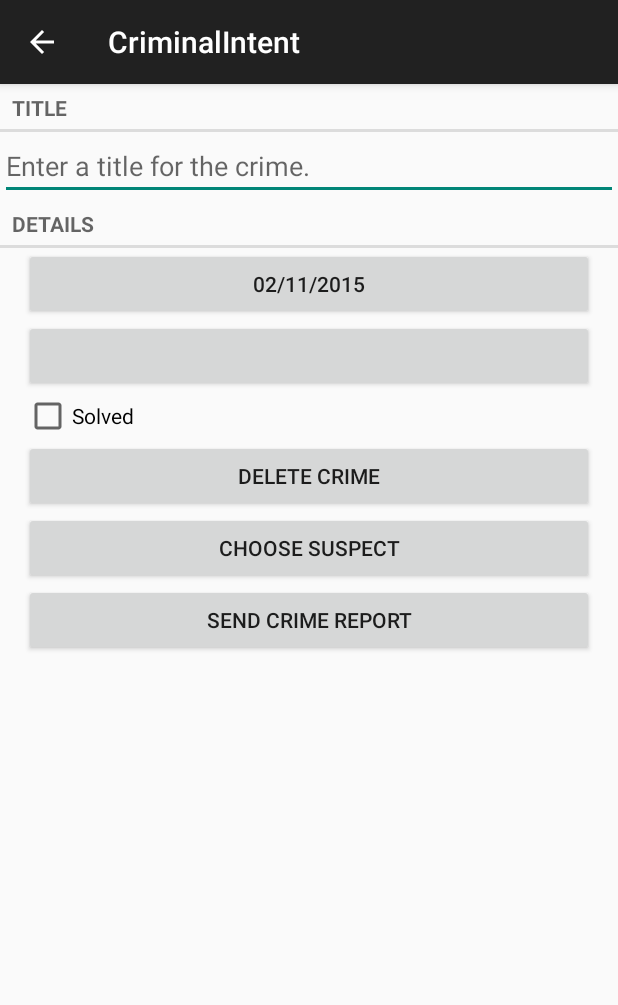
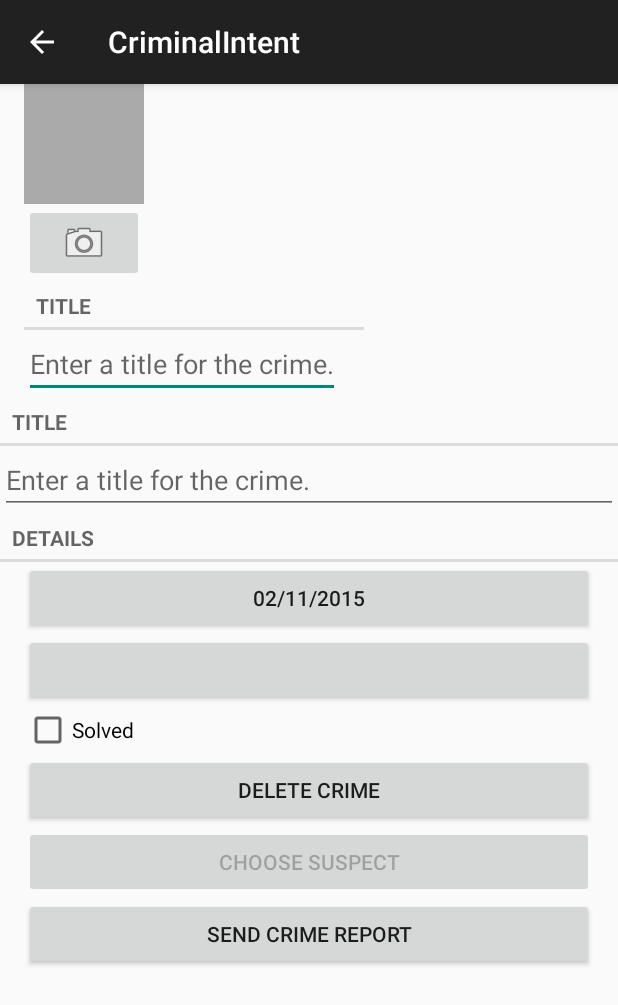
Before and after one commit to akrog100/CriminalIntent, an Android app: the CrimeFragment screen opened directly, with no data from a screen before it, on a phone screen of 412 x 824 dp. Shown: the top 1005 px of the screen. Run offline under Robolectric (Android 15) with nearby library versions, the phone set to English and light mode, and no system bars; 1 statement that could not run was skipped.

Commit message:
added Chapter 15

```diff
--- a/app/src/main/java/com/bignerdranch/android/criminalintent/CrimeFragment.java
+++ b/app/src/main/java/com/bignerdranch/android/criminalintent/CrimeFragment.java
@@ -1,6 +1,10 @@
 package com.bignerdranch.android.criminalintent;
 
 import android.app.Activity;
+import android.content.pm.PackageManager;
+import android.database.Cursor;
+import android.net.Uri;
+import android.provider.ContactsContract;
 import android.support.v4.app.FragmentManager;
 import android.content.Intent;
 import android.os.Bundle;
@@ -15,6 +19,8 @@ import android.widget.CheckBox;
 import android.widget.CompoundButton;
 import android.widget.EditText;
 import android.text.format.DateFormat;
+import android.widget.ImageButton;
+import android.widget.ImageView;
 
 
 import java.util.Date;
@@ -29,6 +35,7 @@ public class CrimeFragment extends Fragment {
     private static final String DIALOG_TIME = "DialogTime";
     private static final int REQUEST_DATE = 0;
     private static final int REQUEST_TIME = 1;
+    private static final int REQUEST_CONTACT = 2;
     private Crime mCrime;
     private static Crime changerCrime;
     private EditText mTitleField;
@@ -36,6 +43,10 @@ public class CrimeFragment extends Fragment {
     private Button mTimeButton;
     private Button mDeleteButton;
     private CheckBox mSolvedCheckBox;
+    private Button mReportButton;
+    private Button mSuspectButton;
+    private ImageButton mPhotoButton;
+    private ImageView mPhotoView;
 
 
     public static CrimeFragment newInstance(UUID crimeId){
@@ -135,6 +146,40 @@ public class CrimeFragment extends Fragment {
 
         });
 
+        mReportButton = (Button) v.findViewById(R.id.crime_report);
+        mReportButton.setOnClickListener(new View.OnClickListener() {
+            public void onClick(View v) {
+                Intent i = new Intent(Intent.ACTION_SEND);
+                i.setType("text/plain");
+                i.putExtra(Intent.EXTRA_TEXT, getCrimeReport());
+                i.putExtra(Intent.EXTRA_SUBJECT, getString(R.string.crime_report_subject));
+                i = Intent.createChooser(i, getString(R.string.send_report));
+                startActivity(i);
+            }
+        });
+
+        final Intent pickContact = new Intent(Intent.ACTION_PICK, ContactsContract.Contacts.CONTENT_URI);
+
+        mSuspectButton = (Button) v.findViewById(R.id.crime_suspect);
+        mSuspectButton.setOnClickListener(new View.OnClickListener(){
+            public void onClick(View v){
+                startActivityForResult(pickContact, REQUEST_CONTACT);
+
+            }
+        });
+
+        if (mCrime.getSuspect() != null){
+            mSuspectButton.setText(mCrime.getSuspect());
+        }
+
+        PackageManager packageManager = getActivity().getPackageManager();
+        if(packageManager.resolveActivity(pickContact, PackageManager.MATCH_DEFAULT_ONLY) == null){
+            mSuspectButton.setEnabled(false);
+        }
+
+        mPhotoButton = (ImageButton) v.findViewById(R.id.crime_camera);
+        mPhotoView = (ImageView) v.findViewById(R.id.crime_photo);
+
         return v;
     }
 
@@ -155,11 +200,53 @@ public class CrimeFragment extends Fragment {
             mCrime.setTime(date);
             updateTime();
         }
+        else if(requestCode == REQUEST_CONTACT && data != null){
+            Uri contactUri = data.getData();
+            String[] queryFields = new String[]{
+                    ContactsContract.Contacts.DISPLAY_NAME
+            };
+
+            Cursor c = getActivity().getContentResolver().query(contactUri, queryFields, null, null, null);
+            try{
+                if(c.getCount() == 0){
+                    return;
+                }
+                c.moveToFirst();
+                String suspect = c.getString(0);
+                mCrime.setSuspect(suspect);
+                mSuspectButton.setText(suspect);
+            } finally {
+                c.close();
+            }
+        }
     }
 
     private void updateDate() {
         mDateButton.setText(DateFormat.format("dd/MM/yyyy", mCrime.getDate()));
     }
 
+    private String getCrimeReport(){
+        String solvedString = null;
+        if(mCrime.isSolved()){
+            solvedString = getString(R.string.crime_report_solved);
+        } else{
+            solvedString = getString(R.string.crime_report_unsolved);
+        }
+
+        String dateFormat = "EEE, MMM dd";
+        String dateString = DateFormat.format(dateFormat, mCrime.getDate()).toString();
+
+        String suspect = mCrime.getSuspect();
+        if(suspect == null){
+            suspect = getString(R.string.crime_report_no_suspect);
+        } else {
+            suspect = getString(R.string.crime_report_suspect, suspect);
+        }
+
+        String report = getString(R.string.crime_report, mCrime.getTime(), dateString, solvedString, suspect);
+
+        return report;
+    }
+
     private void updateTime(){mTimeButton.setText(DateFormat.format("hh:mm:00 a", mCrime.getTime()));;}
 }
--- a/app/src/main/java/com/bignerdranch/android/criminalintent/CrimeLab.java
+++ b/app/src/main/java/com/bignerdranch/android/criminalintent/CrimeLab.java
@@ -85,6 +85,7 @@ public class CrimeLab {
         values.put(CrimeDbSchema.CrimeTable.Cols.TITLE, crime.getTitle().toString());
         values.put(CrimeDbSchema.CrimeTable.Cols.DATE, crime.getDate().getTime());
         values.put(CrimeDbSchema.CrimeTable.Cols.SOLVED, crime.isSolved() ? 1 : 0);
+        values.put(CrimeDbSchema.CrimeTable.Cols.SUSPECT,crime.getSuspect());
 
         return values;
     }
--- a/app/src/main/java/com/bignerdranch/android/criminalintent/database/CrimeCursorWrapper.java
+++ b/app/src/main/java/com/bignerdranch/android/criminalintent/database/CrimeCursorWrapper.java
@@ -21,12 +21,14 @@ public class CrimeCursorWrapper extends CursorWrapper {
         String title = getString(getColumnIndex(CrimeDbSchema.CrimeTable.Cols.TITLE));
         long date = getLong(getColumnIndex(CrimeDbSchema.CrimeTable.Cols.DATE));
         int isSolved = getInt(getColumnIndex(CrimeDbSchema.CrimeTable.Cols.SOLVED));
+        String suspect = getString(getColumnIndex(CrimeDbSchema.CrimeTable.Cols.SUSPECT));
 
 
         Crime crime = new Crime(UUID.fromString(uuidString));
         crime.setTitle(title);
         crime.setDate(new Date(date));
         crime.setSolved(isSolved != 0);
+        crime.setSuspect(suspect);
         return crime;
     }
 }
--- a/app/src/main/res/layout-land/fragment_crime.xml
+++ b/app/src/main/res/layout-land/fragment_crime.xml
@@ -4,6 +4,8 @@
               android:orientation="vertical"
               android:layout_width="match_parent"
               android:layout_height="match_parent">
+
+    <include layout="@layout/view_camera_and_title"></include>
 
     <TextView
         android:layout_width="match_parent"
--- a/app/src/main/res/layout/fragment_crime.xml
+++ b/app/src/main/res/layout/fragment_crime.xml
@@ -4,6 +4,8 @@
               android:orientation="vertical"
               android:layout_width="match_parent"
               android:layout_height="match_parent">
+
+    <include layout="@layout/view_camera_and_title"></include>
 
     <TextView
         android:layout_width="match_parent"
--- /dev/null
+++ b/app/src/main/res/layout/view_camera_and_title.xml
@@ -0,0 +1,54 @@
+<?xml version="1.0" encoding="utf-8"?>
+<LinearLayout xmlns:android="http://schemas.android.com/apk/res/android"
+              android:orientation="vertical"
+              android:layout_width="match_parent"
+              android:layout_height="wrap_content"
+              android:layout_marginLeft="16dp"
+              android:layout_marginRight="16dp">
+
+    <LinearLayout
+        android:layout_width="wrap_content"
+        android:layout_height="wrap_content"
+        android:orientation="vertical"
+        android:layout_marginRight="4dp">
+
+        <ImageView
+            android:id = "@+id/crime_photo"
+            android:layout_width="80dp"
+            android:layout_height="80dp"
+            android:scaleType="centerInside"
+            android:background="@android:color/darker_gray"
+            android:cropToPadding="true"/>
+
+        <ImageButton
+            android:id = "@+id/crime_camera"
+            android:layout_width="match_parent"
+            android:layout_height="wrap_content"
+            android:src= "@android:drawable/ic_menu_camera"></ImageButton>
+
+
+    </LinearLayout>
+
+    <LinearLayout
+        android:layout_width="wrap_content"
+        android:layout_height="wrap_content"
+        android:orientation="vertical"
+        android:layout_weight="1">
+
+        <TextView
+            android:layout_width="match_parent"
+            android:layout_height="wrap_content"
+            android:text="@string/crime_title_label"
+            style="?android:listSeparatorTextViewStyle"/>
+
+        <EditText
+            android:id="@+id/crime_title"
+            android:layout_width="match_parent"
+            android:layout_height="wrap_content"
+            android:layout_marginRight="16dp"
+            android:hint="@string/crime_title_hint"/>
+
+
+    </LinearLayout>
+
+</LinearLayout>
--- a/app/src/main/res/values/strings.xml
+++ b/app/src/main/res/values/strings.xml
@@ -15,6 +15,13 @@
     </plurals>
     <string name="crime_suspect_text">Choose Suspect</string>
     <string name="crime_report_text">Send Crime Report</string>
+    <string name="crime_report">%1$s! The crime was discovered on %2$s. %3$s, and %4$s</string>
+    <string name="crime_report_solved">The case is solved</string>
+    <string name="crime_report_unsolved">The case is not solved</string>
+    <string name="crime_report_no_suspect">there is no suspect.</string>
+    <string name="crime_report_suspect">the suspect is %s.</string>
+    <string name = "crime_report_subject">CriminalIntent Crime Report</string>
+    <string name="send_report">Send crime report via</string>
     <string name="time_picker_title">Time of crime:</string>
     <string name="crime_title_hint">Enter a title for the crime.</string>
 </resources>
```
